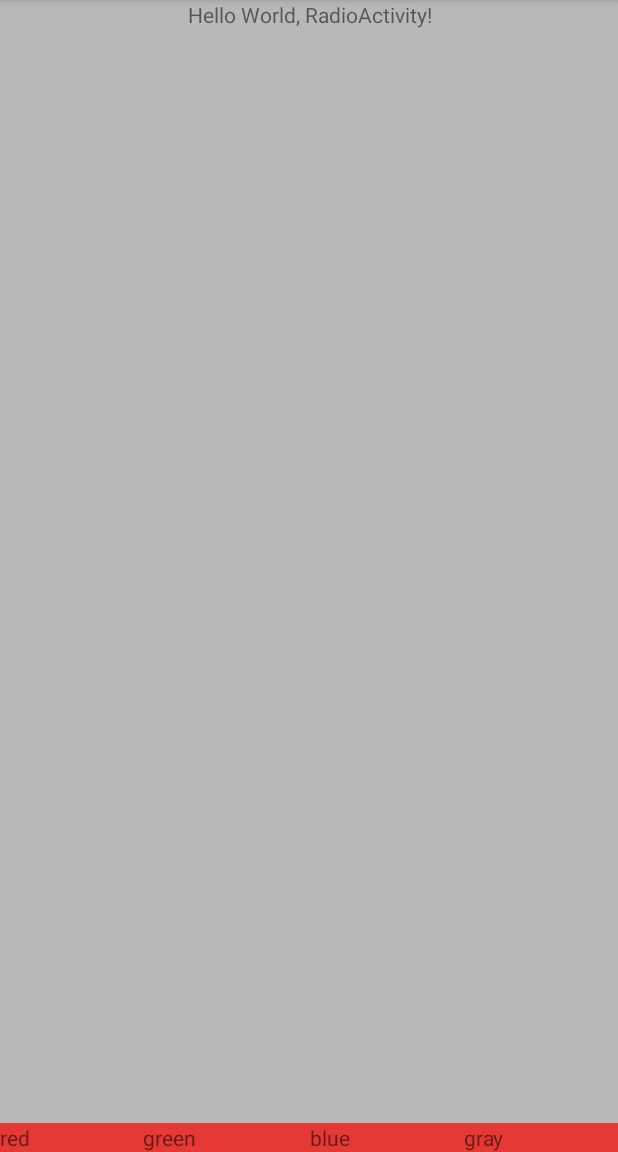
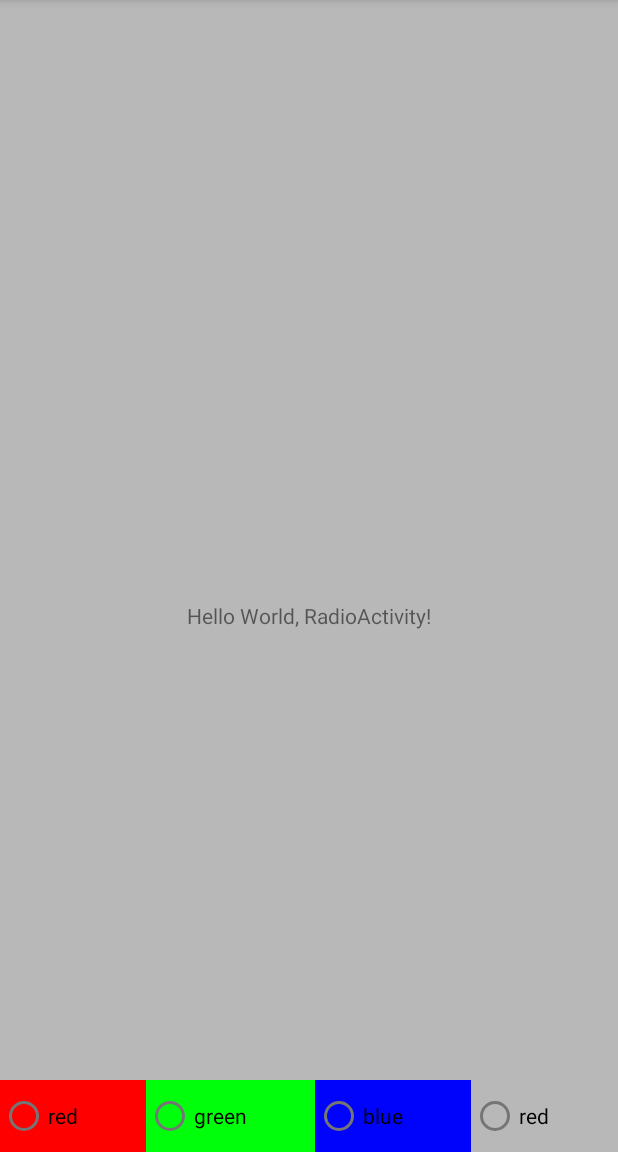
Before and after one commit to lamtrucdang/AppDevLab, an Android app: the screen it shows after launch (MainActivity), on a phone screen of 412 x 824 dp, the part 84-1236 px from its top. Run offline under Robolectric (Android 15) with nearby library versions, the phone set to English and light mode, and no system bars.

Commit message:
Done Lab2 - Ex2

```diff
--- a/Exercise2/app/src/main/java/com/example/exercise2/MainActivity.java
+++ b/Exercise2/app/src/main/java/com/example/exercise2/MainActivity.java
@@ -1,14 +1,48 @@
 package com.example.exercise2;
 
 import androidx.appcompat.app.AppCompatActivity;
+import android.graphics.Color;
+import android.os.Bundle;
+import android.widget.LinearLayout;
+import android.widget.RadioButton;
+import android.view.View;
 
-import android.os.Bundle;
 
 public class MainActivity extends AppCompatActivity {
-
     @Override
     protected void onCreate(Bundle savedInstanceState) {
         super.onCreate(savedInstanceState);
         setContentView(R.layout.activity_main);
+
+        RadioButton btn_red = findViewById(R.id.btn_red);
+        RadioButton btn_green = findViewById(R.id.btn_green);
+        RadioButton btn_blue = findViewById(R.id.btn_blue);
+        RadioButton btn_gray = findViewById(R.id.btn_gray);
+        LinearLayout bg = findViewById(R.id.bg);
+
+        btn_red.setOnClickListener(new View.OnClickListener() {
+            @Override
+            public void onClick(View v) {
+                bg.setBackgroundColor(Color.RED);
+            }
+        });
+        btn_green.setOnClickListener(new View.OnClickListener() {
+            @Override
+            public void onClick(View v) {
+                bg.setBackgroundColor(Color.GREEN);
+            }
+        });
+        btn_blue.setOnClickListener(new View.OnClickListener() {
+            @Override
+            public void onClick(View v) {
+                bg.setBackgroundColor(Color.BLUE);
+            }
+        });
+        btn_gray.setOnClickListener(new View.OnClickListener() {
+            @Override
+            public void onClick(View v) {
+                bg.setBackgroundColor(Color.GRAY);
+            }
+        });
     }
 }
--- a/Exercise2/app/src/main/res/layout/activity_main.xml
+++ b/Exercise2/app/src/main/res/layout/activity_main.xml
@@ -4,51 +4,66 @@
     xmlns:tools="http://schemas.android.com/tools"
     android:layout_width="match_parent"
     android:layout_height="match_parent"
-    android:orientation="vertical"
     tools:context=".MainActivity"
-    android:gravity="center"
-    android:background="#B8B8B8">
-
-    <TextView
-        android:layout_width="match_parent"
-        android:layout_height="wrap_content"
-        android:text="Hello World, RadioActivity!"
-        android:gravity="center"/>
+    >
 
     <LinearLayout
         android:layout_width="match_parent"
         android:layout_height="match_parent"
+        android:id="@+id/bg"
+        android:background="#B8B8B8"
+        android:orientation="vertical"
         android:gravity="bottom"
-        android:orientation="horizontal"
         >
-
         <TextView
             android:layout_width="wrap_content"
             android:layout_height="wrap_content"
-            android:text="red"
-            android:background="#E53935"
-            android:layout_weight="1"
+            android:text="Hello World, RadioActivity!"
+            android:layout_gravity="center"
+            android:layout_marginBottom="300dp"
             />
-        <TextView
+        <RadioGroup
+            android:layout_width="match_parent"
+            android:layout_height="wrap_content"
+            android:orientation="horizontal"
+            android:weightSum="4"
+            >
+            <RadioButton
+                android:id="@+id/btn_red"
                 android:layout_width="wrap_content"
                 android:layout_height="wrap_content"
-            android:text="green"
-            android:background="#E53935"
                 android:layout_weight="1"
+                android:text="red"
+                android:textColor="@color/black"
+                android:background="#FF0000"
                 />
-        <TextView
+            <RadioButton
+                android:id="@+id/btn_green"
                 android:layout_width="wrap_content"
                 android:layout_height="wrap_content"
-            android:text="blue"
-            android:background="#E53935"
                 android:layout_weight="1"
+                android:text="green"
+                android:textColor="@color/black"
+                android:background="#00FF0B"
                 />
-        <TextView
+            <RadioButton
+                android:id="@+id/btn_blue"
                 android:layout_width="wrap_content"
                 android:layout_height="wrap_content"
-            android:text="gray"
-            android:background="#E53935"
                 android:layout_weight="1"
+                android:text="blue"
+                android:textColor="@color/black"
+                android:background="#0003FB"
                 />
+            <RadioButton
+                android:id="@+id/btn_gray"
+                android:layout_width="wrap_content"
+                android:layout_height="wrap_content"
+                android:layout_weight="1"
+                android:text="red"
+                android:textColor="@color/black"
+                android:background="#B8B8B8"
+                />
+        </RadioGroup>
     </LinearLayout>
 </LinearLayout>
```
Also changed, not shown: 1 other file. Lines whose indentation alone changed are shown as unchanged.
